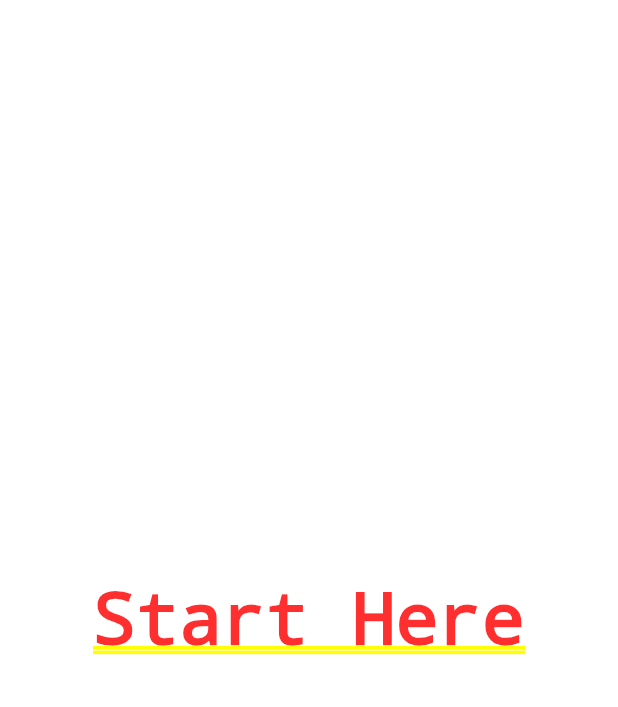
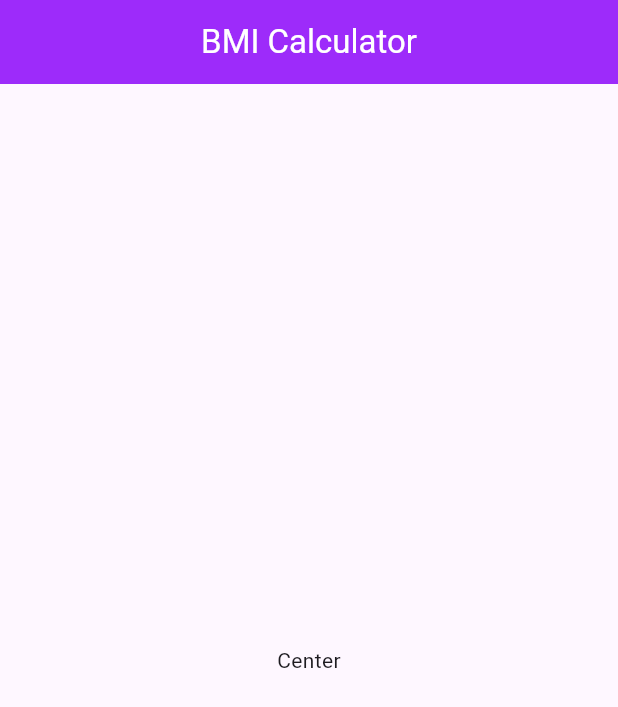
Before and after one commit to aymanSalahA/nti_bmi_calculator, a Flutter app: the screen it shows after launch, on a phone screen of 412 x 824 dp. Shown: the top 707 px of the screen. Run offline on Flutter 3.47's test engine with Material 3 defaults, Android fonts, the phone set to English and light mode, and no system bars.

Commit message:
title and app bar

```diff
--- a/lib/main.dart
+++ b/lib/main.dart
@@ -9,9 +9,20 @@ class MyApp extends StatelessWidget {
   @override
   Widget build(BuildContext context) {
     return MaterialApp(
+      debugShowCheckedModeBanner: false,
       title: 'Flutter Demo',
-      home: Center(
-        child: Text("Start Here"),
+      home: SafeArea(
+        child: Scaffold(
+          appBar: AppBar(
+            backgroundColor: const Color.fromARGB(255, 157, 43, 250),
+            title: Text(
+              "BMI Calculator",
+              style: TextStyle(color: Colors.white),
+            ),
+            centerTitle: true,
+          ),
+          body: Center(child: Text("Center")),
+        ),
       ),
     );
   }
```
Also changed, not shown: 1 other file.
